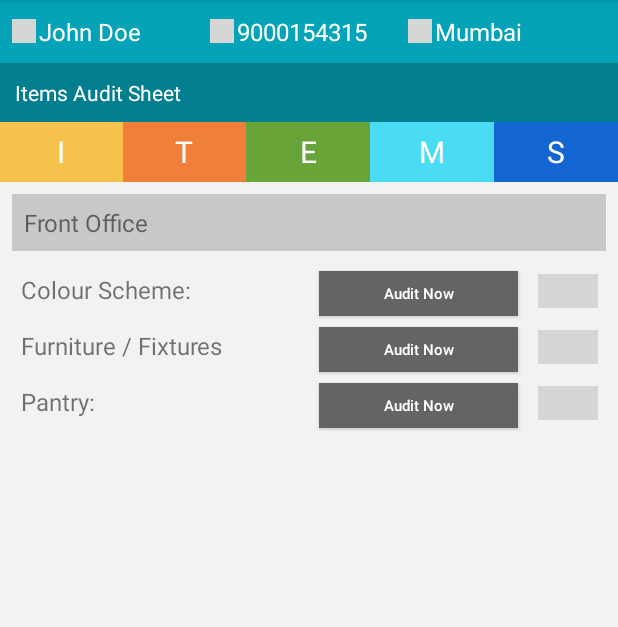
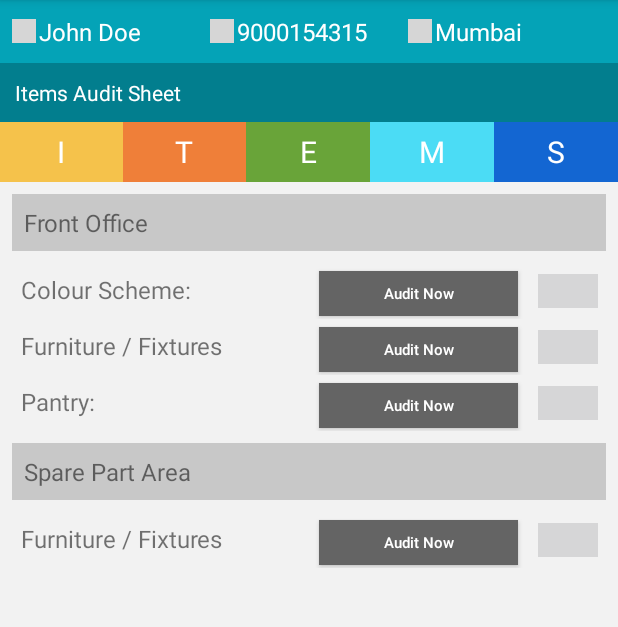
Before and after one commit to jsbaidwan/BCONE, an Android app: the activity_child_2 screen opened directly, with no data from a screen before it, on a phone screen of 412 x 824 dp, the part 84-711 px from its top. Run offline under Robolectric (Android 15) with nearby library versions, the phone set to English and light mode, and no system bars; grey boxes are pictures that could not be loaded.

Commit message:
added more static popUp

```diff
--- a/app/src/main/java/com/example/android/bcone/activity_child_2.java
+++ b/app/src/main/java/com/example/android/bcone/activity_child_2.java
@@ -7,17 +7,49 @@ import android.view.View;
 import android.widget.Button;
 
 public class activity_child_2 extends AppCompatActivity {
-    Button popUp;
-
+    Button popUp1;
+    Button popUp2;
+    Button popUp3;
+    Button popUp4;
 
     @Override
     protected void onCreate(Bundle savedInstanceState) {
 
         super.onCreate(savedInstanceState);
         setContentView(R.layout.child_layout_2);
-        popUp = (Button) findViewById(R.id.audit_now);
+        popUp1 = (Button) findViewById(R.id.audit_now_1);
+        popUp2 = (Button) findViewById(R.id.audit_now_2);
+        popUp3 = (Button) findViewById(R.id.audit_now_3);
+        popUp4 = (Button) findViewById(R.id.audit_now_4);
 
-        popUp.setOnClickListener(new View.OnClickListener() {
+        popUp1.setOnClickListener(new View.OnClickListener() {
+            @Override
+            public void onClick(View view) {
+                Intent popUp = new Intent(activity_child_2.this, Popup.class);
+                startActivity(popUp);
+
+            }
+        });
+
+        popUp2.setOnClickListener(new View.OnClickListener() {
+            @Override
+            public void onClick(View view) {
+                Intent popUp = new Intent(activity_child_2.this, Popup.class);
+                startActivity(popUp);
+
+            }
+        });
+
+        popUp3.setOnClickListener(new View.OnClickListener() {
+            @Override
+            public void onClick(View view) {
+                Intent popUp = new Intent(activity_child_2.this, Popup.class);
+                startActivity(popUp);
+
+            }
+        });
+
+        popUp4.setOnClickListener(new View.OnClickListener() {
             @Override
             public void onClick(View view) {
                 Intent popUp = new Intent(activity_child_2.this, Popup.class);
--- a/app/src/main/res/layout/child_activity_1.xml
+++ b/app/src/main/res/layout/child_activity_1.xml
@@ -62,7 +62,6 @@
             android:layout_weight="1"
             />
     </LinearLayout>
-
 
     <LinearLayout
         android:id="@+id/ll_detail_1"
@@ -194,4 +193,5 @@
             android:layout_weight="1" />
     </LinearLayout>
 
+
 </RelativeLayout>
--- a/app/src/main/res/layout/child_layout_2.xml
+++ b/app/src/main/res/layout/child_layout_2.xml
@@ -159,7 +159,7 @@
                 android:textSize="16sp"
                 android:layout_weight="3"/>
             <Button
-                android:id="@+id/audit_now"
+                android:id="@+id/audit_now_1"
                 android:layout_width="0dp"
                 android:layout_height="30dp"
                 android:text="Audit Now"
@@ -194,7 +194,7 @@
                 android:textSize="16sp"
                 android:layout_weight="3"/>
             <Button
-                android:id="@+id/audit_now"
+                android:id="@+id/audit_now_2"
                 android:layout_width="0dp"
                 android:layout_height="30dp"
                 android:text="Audit Now"
@@ -229,7 +229,7 @@
                 android:textSize="16sp"
                 android:layout_weight="3"/>
             <Button
-                android:id="@+id/audit_now"
+                android:id="@+id/audit_now_3"
                 android:layout_width="0dp"
                 android:layout_height="30dp"
                 android:text="Audit Now"
@@ -250,6 +250,55 @@
 
         </LinearLayout>
 
+        <TextView
+            android:id="@+id/spare_part"
+            android:layout_width="match_parent"
+            android:layout_height="wrap_content"
+            android:layout_below="@+id/front_office_list_3"
+            android:background="#f6c6c6c6"
+            android:text="Spare Part Area"
+            android:textSize="16sp"
+            android:padding="8dp"
+            android:layout_margin="8dp"
+            />
+
+
+        <LinearLayout
+            android:id="@+id/spare_part_1"
+            android:layout_width="match_parent"
+            android:layout_height="wrap_content"
+            android:layout_below="@+id/spare_part"
+            android:layout_marginLeft="14dp"
+            android:orientation="horizontal">
+            <TextView
+                android:layout_width="0dp"
+                android:layout_height="wrap_content"
+                android:text="Furniture / Fixtures"
+                android:textSize="16sp"
+                android:layout_weight="3"/>
+            <Button
+                android:id="@+id/audit_now_4"
+                android:layout_width="0dp"
+                android:layout_height="30dp"
+                android:text="Audit Now"
+                android:textAllCaps="false"
+                android:textSize="10sp"
+                android:textColor="#FFFFFF"
+                android:background="#646464"
+                android:layout_weight="2"/>
+            <CheckBox
+                android:id="@+id/ch"
+                android:button="@drawable/custom_drawable_checkbox"
+                android:layout_width="0dp"
+                android:layout_height="37dp"
+                android:background="#f6f2f2f2"
+                android:scaleX="0.6"
+                android:scaleY="0.6"
+                android:layout_weight="1"/>
+
+        </LinearLayout>
+
+
     </RelativeLayout>
 
 </RelativeLayout>
--- a/app/src/main/res/layout/popup_window.xml
+++ b/app/src/main/res/layout/popup_window.xml
@@ -71,5 +71,6 @@
             android:textAllCaps="false"
             android:textSize="20sp"
             android:background="#FDD835"
-            android:layout_margin="8dp"/>
+            android:layout_margin="8dp"
+            />
 </LinearLayout>
```
